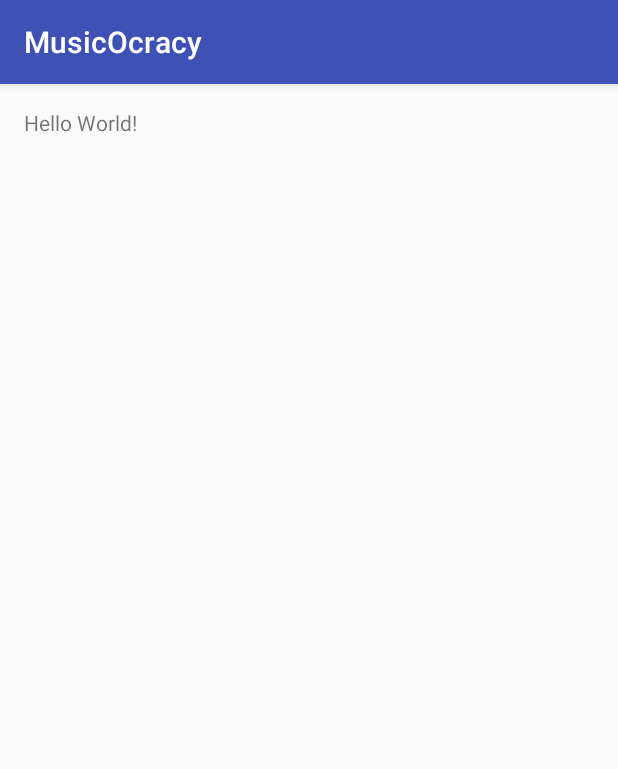
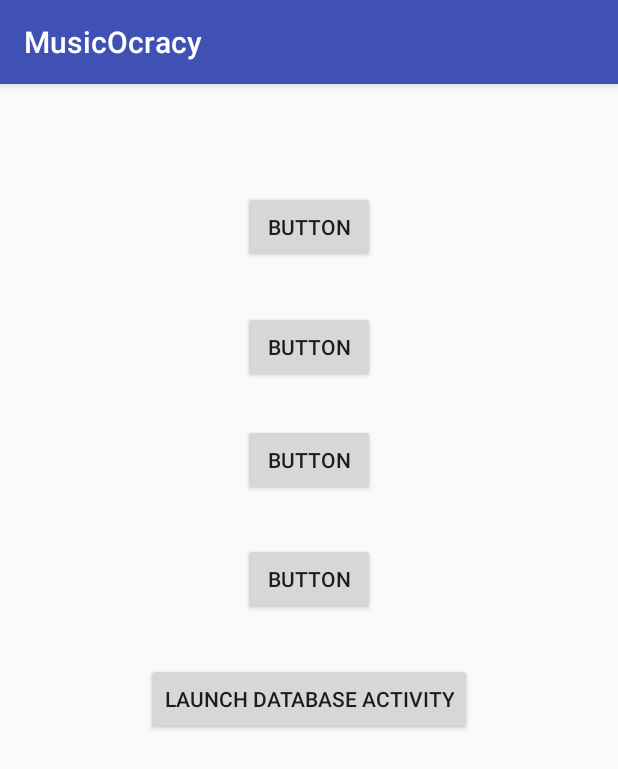
Before and after one commit to JonTheBurger/MusicOcracy, an Android app: the screen it shows after launch (MainActivity), on a phone screen of 412 x 824 dp. Shown: the top 769 px of the screen. Run offline under Robolectric (Android 15) with nearby library versions, the phone set to English and light mode, and no system bars; libraries missing offline, so code that uses them is left out: com.j256.ormlite; 6 statements that could not run were skipped.

Commit message:
Created demo activity buttons in main activity

```diff
--- a/app/src/main/java/com/musicocracy/fpgk/musicocracy/MainActivity.java
+++ b/app/src/main/java/com/musicocracy/fpgk/musicocracy/MainActivity.java
@@ -1,7 +1,9 @@
 package com.musicocracy.fpgk.musicocracy;
 
+import android.content.Intent;
 import android.support.v7.app.AppCompatActivity;
 import android.os.Bundle;
+import android.view.View;
 
 import com.j256.ormlite.android.apptools.OpenHelperManager;
 import com.j256.ormlite.dao.Dao;
@@ -39,4 +41,9 @@ public class MainActivity extends AppCompatActivity {
 
         List<Note> notes = noteDao.queryForAll();
     }
+
+    public void launchDbActivity(View view) {
+        //Intent databaseIntent = new Intent(MainActivity.this, DatabaseActivity.class);
+        //MainActivity.this.startActivity(databaseIntent);
+    }
 }
--- a/app/src/main/res/layout/activity_main.xml
+++ b/app/src/main/res/layout/activity_main.xml
@@ -9,8 +9,49 @@
     android:paddingTop="@dimen/activity_vertical_margin"
     tools:context="com.musicocracy.fpgk.musicocracy.MainActivity">
 
-    <TextView
+    <Button
+        android:text="Button"
         android:layout_width="wrap_content"
         android:layout_height="wrap_content"
-        android:text="Hello World!" />
+        android:layout_marginTop="31dp"
+        android:id="@+id/button4"
+        android:layout_below="@+id/button3"
+        android:layout_alignStart="@+id/button3" />
+
+    <Button
+        android:text="Launch Database Activity"
+        android:layout_width="wrap_content"
+        android:layout_height="wrap_content"
+        android:layout_marginTop="32dp"
+        android:id="@+id/database_button"
+        android:layout_below="@+id/button4"
+        android:layout_centerHorizontal="true"
+        android:onClick="launchDbActivity"/>
+
+    <Button
+        android:text="Button"
+        android:layout_width="wrap_content"
+        android:layout_height="wrap_content"
+        android:layout_marginTop="32dp"
+        android:id="@+id/button2"
+        android:layout_below="@+id/button"
+        android:layout_alignStart="@+id/button" />
+
+    <Button
+        android:text="Button"
+        android:layout_width="wrap_content"
+        android:layout_height="wrap_content"
+        android:layout_marginTop="27dp"
+        android:id="@+id/button3"
+        android:layout_below="@+id/button2"
+        android:layout_alignStart="@+id/button2" />
+
+    <Button
+        android:text="Button"
+        android:layout_width="wrap_content"
+        android:layout_height="wrap_content"
+        android:id="@+id/button"
+        android:layout_marginTop="55dp"
+        android:layout_alignParentTop="true"
+        android:layout_centerHorizontal="true" />
 </RelativeLayout>
```
